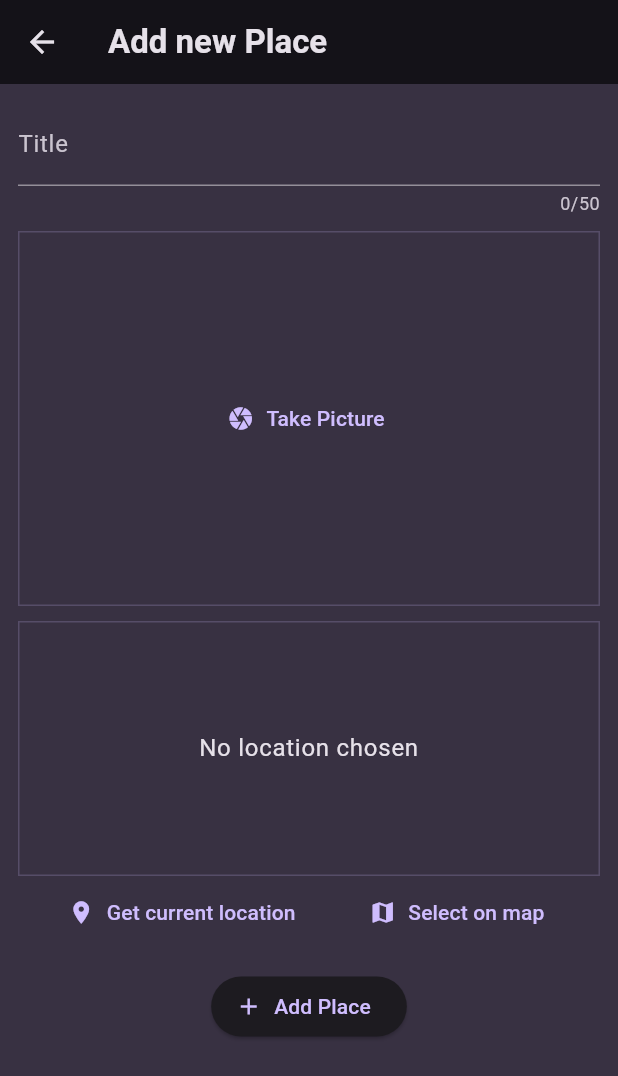
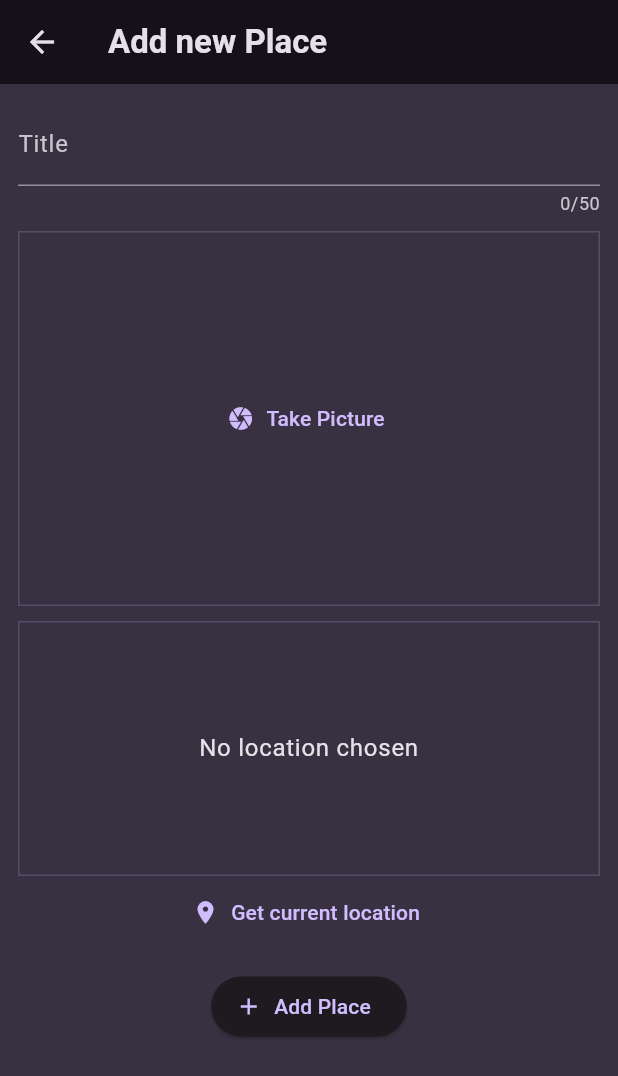
Before and after one commit to never47/flutter-favorite-places, a Flutter app: the AddItemScreen screen opened directly, on a phone screen of 412 x 824 dp. Shown: the top 1076 px of the screen. Run offline on Flutter 3.47's test engine with Material 3 defaults, Android fonts, the phone set to English and light mode, and no system bars; our stand-ins replace flutter_riverpod, google_fonts, image_picker, location.

Commit message:
del: not using button in location_input

```diff
--- a/lib/widgets/location_input.dart
+++ b/lib/widgets/location_input.dart
@@ -124,21 +124,11 @@ class _LocationInput extends State<LocationInput> {
           ),
           child: previewContent,
         ),
-        Row(
-          mainAxisAlignment: MainAxisAlignment.spaceEvenly,
-          children: [
-            TextButton.icon(
-              onPressed: _getCurrentLocation,
-              icon: const Icon(Icons.location_on),
-              label: const Text('Get current location'),
-            ),
-            TextButton.icon(
-              onPressed: () {},
-              icon: const Icon(Icons.map),
-              label: const Text('Select on map'),
-            ),
-          ],
-        )
+        TextButton.icon(
+          onPressed: _getCurrentLocation,
+          icon: const Icon(Icons.location_on),
+          label: const Text('Get current location'),
+        ),
       ],
     );
   }
```
